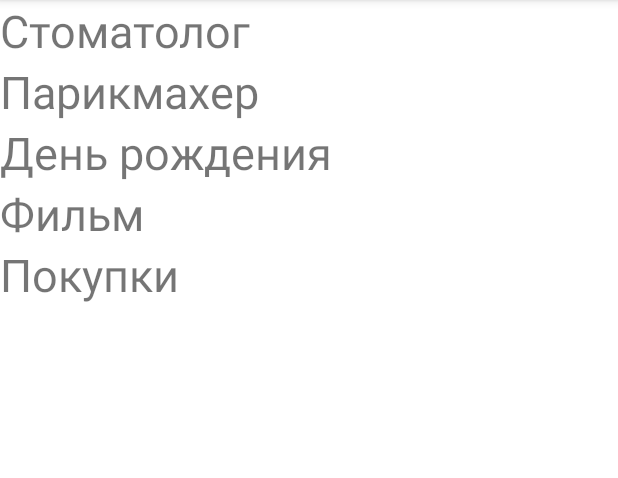
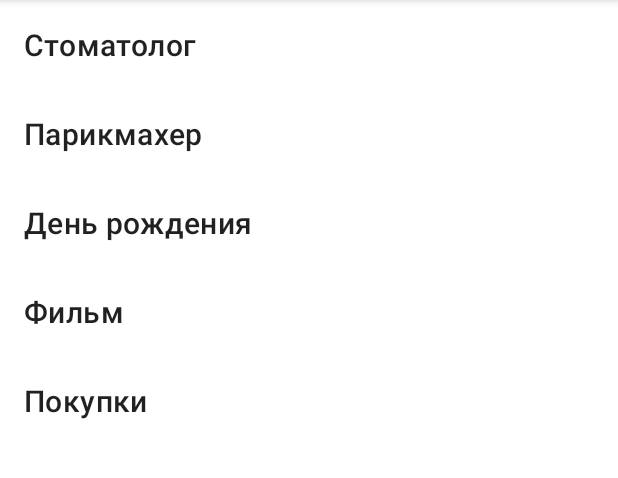
Before and after one commit to Weret90/My_Notes, an Android app: the screen it shows after launch (MainActivity), on a phone screen of 412 x 824 dp, the part 84-562 px from its top. Run offline under Robolectric (Android 15) with nearby library versions, the phone set to English and light mode, and no system bars.

Commit message:
Исправил отображение названий заметок на более приемлимый

```diff
--- a/app/src/main/java/com/umbrella/mynotes/NotesFragment.java
+++ b/app/src/main/java/com/umbrella/mynotes/NotesFragment.java
@@ -13,6 +13,7 @@ import androidx.annotation.Nullable;
 import androidx.fragment.app.Fragment;
 
 import java.util.ArrayList;
+import java.util.List;
 
 public class NotesFragment extends Fragment {
 
@@ -27,24 +28,16 @@ public class NotesFragment extends Fragment {
     @Override
     public void onViewCreated(@NonNull View view, @Nullable Bundle savedInstanceState) {
         super.onViewCreated(view, savedInstanceState);
-        initList(view);
-    }
 
-    private void initList(View view) {
-        LinearLayout layoutView = (LinearLayout) view;
+        LinearLayout noteList = view.findViewById(R.id.note_container);
+        ArrayList<Note> notes = NotesRepository.getNotes();
+        for (Note note : notes) {
+            View itemView = LayoutInflater.from(requireContext()).inflate(R.layout.item_note_title, noteList, false);
 
-        ArrayList<Note> notes = NotesRepository.getNotes();
+            TextView noteTitle = itemView.findViewById(R.id.titleName);
+            noteTitle.setText(note.getTitle());
 
-        // В этом цикле создаём элемент TextView,
-        // заполняем его значениями,
-        // и добавляем на экран.
-        // Кроме того, создаём обработку касания на элемент
-        for (int i = 0; i < notes.size(); i++) {
-            String title = notes.get(i).getTitle();
-            TextView textView = new TextView(getContext());
-            textView.setText(title);
-            textView.setTextSize(30);
-            layoutView.addView(textView);
+            noteList.addView(itemView);
         }
     }
 }
--- a/app/src/main/res/layout/activity_main.xml
+++ b/app/src/main/res/layout/activity_main.xml
@@ -5,7 +5,7 @@
     android:layout_height="match_parent">
 
     <fragment
-        android:id="@+id/cities"
+        android:id="@+id/notes_titles"
         android:name="com.umbrella.mynotes.NotesFragment"
         android:layout_width="match_parent"
         android:layout_height="match_parent" />
--- a/app/src/main/res/layout/fragment_notes.xml
+++ b/app/src/main/res/layout/fragment_notes.xml
@@ -2,4 +2,5 @@
 <LinearLayout xmlns:android="http://schemas.android.com/apk/res/android"
     android:layout_width="match_parent"
     android:layout_height="match_parent"
-    android:orientation="vertical"/>
+    android:orientation="vertical"
+    android:id="@+id/note_container"/>
--- /dev/null
+++ b/app/src/main/res/layout/item_note_title.xml
@@ -0,0 +1,10 @@
+<?xml version="1.0" encoding="utf-8"?>
+<TextView xmlns:android="http://schemas.android.com/apk/res/android"
+
+    android:id="@+id/titleName"
+    android:layout_width="match_parent"
+    android:layout_height="wrap_content"
+    android:textAppearance="@style/TextAppearance.MaterialComponents.Headline6"
+    android:padding="@dimen/default_padding">
+
+</TextView>
--- /dev/null
+++ b/app/src/main/res/values/dimens.xml
@@ -0,0 +1,4 @@
+<?xml version="1.0" encoding="utf-8"?>
+<resources>
+    <dimen name="default_padding">16dp</dimen>
+</resources>
```
